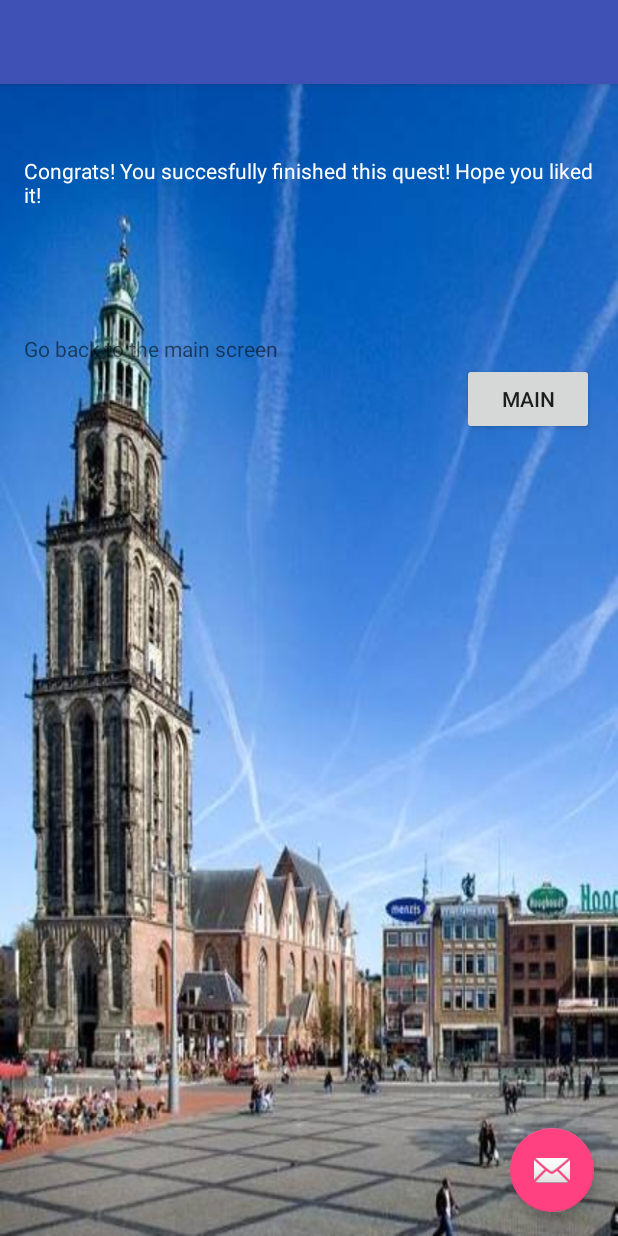
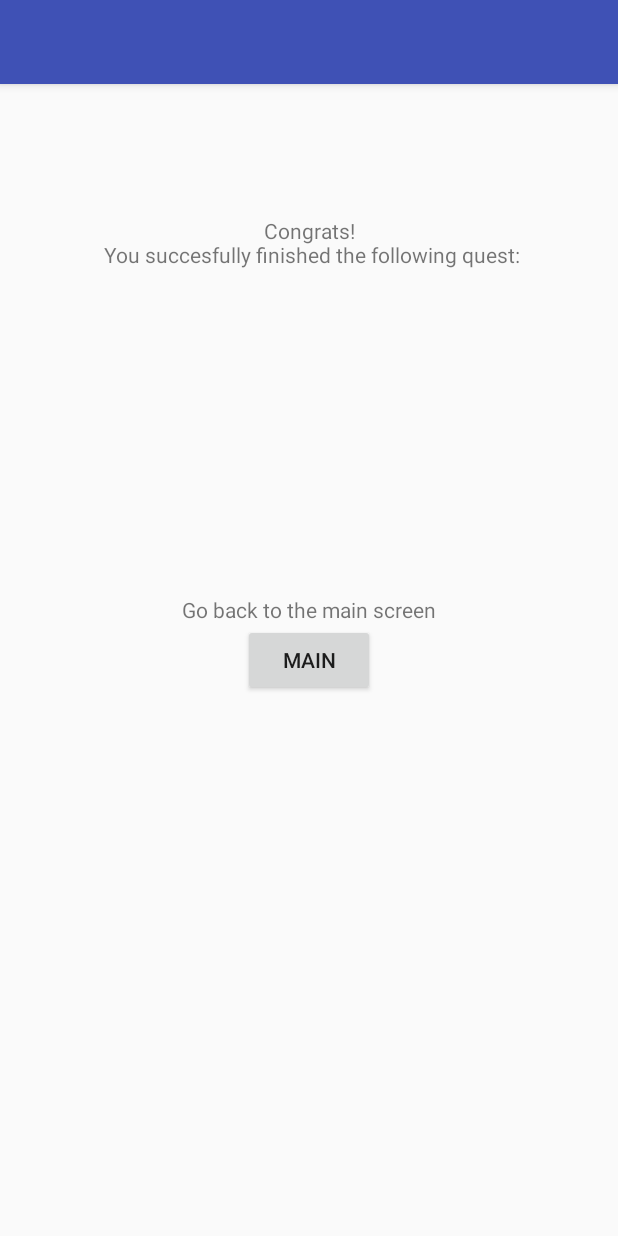
Before and after one commit to RUGSoftEng/Team-2, an Android app: the QuestFinishedActivity screen opened directly, with no data from a screen before it, on a phone screen of 412 x 824 dp. Run offline under Robolectric (Android 15) with nearby library versions, the light colour scheme and no system bars; 1 statement that could not run was skipped.

Commit message:
working QuestFinishedActivity

```diff
--- a/app/src/main/java/com/mycompany/myapp/QuestFinishedActivity.java
+++ b/app/src/main/java/com/mycompany/myapp/QuestFinishedActivity.java
@@ -16,11 +16,12 @@ public class QuestFinishedActivity extends AppCompatActivity {
     protected void onCreate(Bundle savedInstanceState) {
         super.onCreate(savedInstanceState);
         setContentView(R.layout.activity_quest_finished);
+        finishedQuest = (Quest) getIntent().getSerializableExtra("finishedQuest");
         TextView questname = (TextView)findViewById(R.id.textView2);
         questname.setText(finishedQuest.name);
         questname.setVisibility(View.VISIBLE);
 
-        finishedQuest = (Quest) getIntent().getSerializableExtra("finishedQuest");
+
     }
 
 }
--- a/app/src/main/res/layout/activity_quest_finished.xml
+++ b/app/src/main/res/layout/activity_quest_finished.xml
@@ -17,9 +17,4 @@
 
     <include layout="@layout/content_quest_finished" />
 
-    <android.support.design.widget.FloatingActionButton android:id="@+id/fab"
-        android:layout_width="wrap_content" android:layout_height="wrap_content"
-        android:layout_gravity="bottom|end" android:layout_margin="@dimen/fab_margin"
-        android:src="@android:drawable/ic_dialog_email" />
-
 </android.support.design.widget.CoordinatorLayout>
--- a/app/src/main/res/layout/content_quest_finished.xml
+++ b/app/src/main/res/layout/content_quest_finished.xml
@@ -7,17 +7,19 @@
     android:paddingRight="@dimen/activity_horizontal_margin"
     android:paddingTop="@dimen/activity_vertical_margin"
     android:paddingBottom="@dimen/activity_vertical_margin"
-    android:background="@drawable/martini4"
     app:layout_behavior="@string/appbar_scrolling_view_behavior"
-    tools:showIn="@layout/activity_main" tools:context=".MainActivity">
+    tools:showIn="@layout/activity_quest_finished" tools:context=".QuestFinishedActivity">
 
     <TextView
         android:layout_width="wrap_content"
         android:layout_height="wrap_content"
+        android:gravity="center"
         android:text="@string/quest_finished"
         android:id="@+id/textView1"
-        android:layout_marginTop="32dp"
-        android:textColor="#ffffff" />
+        android:layout_alignParentTop="true"
+        android:layout_centerHorizontal="true"
+        android:lines="2"
+        android:layout_marginTop="72dp" />
 
     <TextView
         android:layout_width="wrap_content"
@@ -25,25 +27,24 @@
         android:id="@+id/textView2"
         android:visibility="invisible"
         android:layout_below="@+id/textView1"
-        android:layout_marginTop="32dp" />
+        android:layout_centerHorizontal="true"
+        android:textColor="#000000" />
 
     <TextView
         android:layout_width="wrap_content"
         android:layout_height="wrap_content"
         android:text="@string/quest_finished_text"
-        android:layout_below="@+id/textView2"
         android:id="@+id/textViewBack"
-        android:layout_marginTop="32dp" />
+        android:layout_above="@+id/button_main"
+        android:layout_centerHorizontal="true" />
 
     <Button
         android:layout_width="wrap_content"
         android:layout_height="wrap_content"
         android:text="@string/quest_finished_button"
-        android:layout_marginLeft="38dp"
         android:id="@+id/button_main"
         android:enabled="true"
-        android:nestedScrollingEnabled="false"
-        android:layout_below="@+id/textViewBack"
-        android:layout_alignParentEnd="true" />
+        android:layout_centerVertical="true"
+        android:layout_centerHorizontal="true" />
 
 </RelativeLayout>
--- a/app/src/main/res/values/strings.xml
+++ b/app/src/main/res/values/strings.xml
@@ -35,7 +35,7 @@
 
 
     <!--Strings for QuestFinished-->
-    <string name="quest_finished">Congrats! You succesfully finished this quest! Hope you liked it!</string>
+    <string name="quest_finished">Congrats!\n You succesfully finished the following quest: </string>
     <string name="quest_finished_text">Go back to the main screen</string>
     <string name="quest_finished_button">main</string>
 
```
